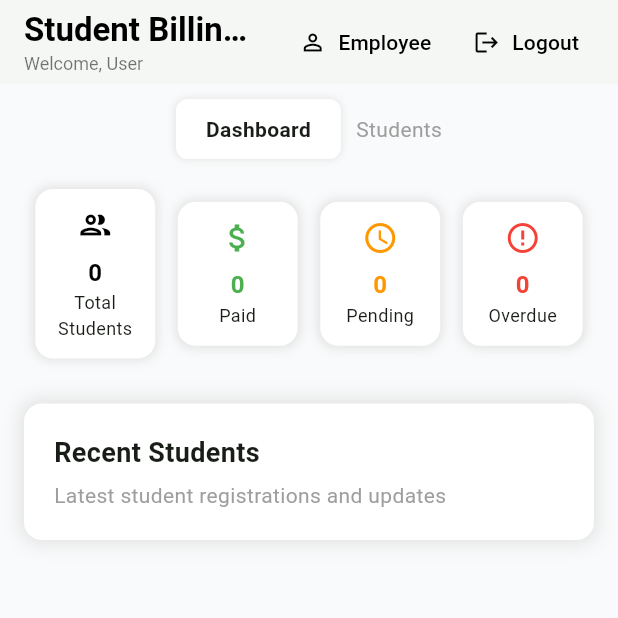
After one commit to Rhino-softech/MeeKhata-billing-app, a Flutter app: the DashboardPage screen opened directly, on a phone screen of 412 x 824 dp, the top half of it. The commit adds this screen. Run offline on Flutter 3.47's test engine with Material 3 defaults, Android fonts, the phone set to English and light mode, and no system bars; our stand-ins replace cloud_firestore, firebase_auth, firebase_core; accounts and stored records are empty.

Commit message:
dashboard navigation done

```diff
--- /dev/null
+++ b/lib/dashboard.dart
@@ -0,0 +1,192 @@
+import 'package:flutter/material.dart';
+import 'package:firebase_auth/firebase_auth.dart';
+
+class DashboardPage extends StatelessWidget {
+  final String? userName;
+  final String? email;
+
+  const DashboardPage({super.key, this.userName, this.email});
+
+  void _logout(BuildContext context) async {
+    await FirebaseAuth.instance.signOut();
+    Navigator.of(context).popUntil((route) => route.isFirst);
+  }
+
+  @override
+  Widget build(BuildContext context) {
+    return Scaffold(
+      backgroundColor: const Color(0xFFF9FAFB),
+      appBar: AppBar(
+        backgroundColor: Colors.white,
+        elevation: 1,
+        title: Column(
+          crossAxisAlignment: CrossAxisAlignment.start,
+          children: [
+            const Text(
+              'Student Billing System',
+              style: TextStyle(
+                color: Colors.black,
+                fontWeight: FontWeight.bold,
+              ),
+            ),
+            Text(
+              'Welcome, ${userName ?? "User"}',
+              style: const TextStyle(color: Colors.black54, fontSize: 12),
+            ),
+          ],
+        ),
+        actions: [
+          TextButton.icon(
+            onPressed: () {},
+            icon: const Icon(Icons.person_outline, color: Colors.black),
+            label: const Text(
+              'Employee',
+              style: TextStyle(color: Colors.black),
+            ),
+          ),
+          TextButton.icon(
+            onPressed: () => _logout(context),
+            icon: const Icon(Icons.logout, color: Colors.black),
+            label: const Text('Logout', style: TextStyle(color: Colors.black)),
+          ),
+          const SizedBox(width: 10),
+        ],
+      ),
+      body: Column(
+        children: [
+          const SizedBox(height: 10),
+
+          // Tab Bar
+          Row(
+            mainAxisAlignment: MainAxisAlignment.center,
+            children: [
+              Container(
+                padding: const EdgeInsets.symmetric(
+                  vertical: 10,
+                  horizontal: 20,
+                ),
+                decoration: BoxDecoration(
+                  color: Colors.white,
+                  borderRadius: BorderRadius.circular(8),
+                  boxShadow: [
+                    BoxShadow(color: Colors.grey.shade300, blurRadius: 4),
+                  ],
+                ),
+                child: const Text(
+                  'Dashboard',
+                  style: TextStyle(fontWeight: FontWeight.bold),
+                ),
+              ),
+              const SizedBox(width: 10),
+              const Text('Students', style: TextStyle(color: Colors.grey)),
+            ],
+          ),
+
+          const SizedBox(height: 20),
+
+          // Stats Cards
+          Padding(
+            padding: const EdgeInsets.symmetric(horizontal: 16.0),
+            child: Row(
+              mainAxisAlignment: MainAxisAlignment.spaceAround,
+              children: [
+                _buildStatCard(
+                  'Total Students',
+                  '0',
+                  Icons.group_outlined,
+                  Colors.black,
+                ),
+                _buildStatCard('Paid', '0', Icons.attach_money, Colors.green),
+                _buildStatCard(
+                  'Pending',
+                  '0',
+                  Icons.access_time,
+                  Colors.orange,
+                ),
+                _buildStatCard('Overdue', '0', Icons.error_outline, Colors.red),
+              ],
+            ),
+          ),
+
+          const SizedBox(height: 30),
+
+          // Recent Students Section
+          Padding(
+            padding: const EdgeInsets.symmetric(horizontal: 16.0),
+            child: Container(
+              width: double.infinity,
+              padding: const EdgeInsets.all(20),
+              decoration: BoxDecoration(
+                color: Colors.white,
+                borderRadius: BorderRadius.circular(12),
+                boxShadow: [
+                  BoxShadow(
+                    color: Colors.grey.shade300,
+                    blurRadius: 10,
+                    spreadRadius: 2,
+                  ),
+                ],
+              ),
+              child: const Column(
+                crossAxisAlignment: CrossAxisAlignment.start,
+                children: [
+                  Text(
+                    'Recent Students',
+                    style: TextStyle(fontWeight: FontWeight.bold, fontSize: 18),
+                  ),
+                  SizedBox(height: 5),
+                  Text(
+                    'Latest student registrations and updates',
+                    style: TextStyle(color: Colors.grey),
+                  ),
+                ],
+              ),
+            ),
+          ),
+        ],
+      ),
+    );
+  }
+
+  Widget _buildStatCard(
+    String title,
+    String value,
+    IconData icon,
+    Color color,
+  ) {
+    return Container(
+      width: 80,
+      padding: const EdgeInsets.all(12),
+      decoration: BoxDecoration(
+        color: Colors.white,
+        borderRadius: BorderRadius.circular(12),
+        boxShadow: [
+          BoxShadow(
+            color: Colors.grey.shade300,
+            blurRadius: 6,
+            spreadRadius: 1,
+          ),
+        ],
+      ),
+      child: Column(
+        children: [
+          Icon(icon, color: color),
+          const SizedBox(height: 8),
+          Text(
+            value,
+            style: TextStyle(
+              fontSize: 16,
+              fontWeight: FontWeight.bold,
+              color: color,
+            ),
+          ),
+          Text(
+            title,
+            style: const TextStyle(fontSize: 12),
+            textAlign: TextAlign.center,
+          ),
+        ],
+      ),
+    );
+  }
+}
--- a/lib/login.dart
+++ b/lib/login.dart
@@ -2,6 +2,7 @@ import 'package:flutter/material.dart';
 import 'package:firebase_auth/firebase_auth.dart';
 import 'package:cloud_firestore/cloud_firestore.dart';
 import 'signup.dart';
+import 'dashboard.dart'; // Create this file separately
 
 class LoginPage extends StatefulWidget {
   const LoginPage({super.key});
@@ -30,7 +31,6 @@ class _LoginPageState extends State<LoginPage> {
         password: _passwordController.text,
       );
 
-      // 🔥 Get user document from Firestore
       final userDoc =
           await _firestore
               .collection('user_details')
@@ -42,9 +42,13 @@ class _LoginPageState extends State<LoginPage> {
         final userName = userData?['name'] ?? 'No Name';
         final email = userData?['email'];
 
-        ScaffoldMessenger.of(
+        // ✅ Navigate to dashboard
+        Navigator.pushReplacement(
           context,
-        ).showSnackBar(SnackBar(content: Text('Welcome $userName ($email)')));
+          MaterialPageRoute(
+            builder: (_) => DashboardPage(userName: userName, email: email),
+          ),
+        );
       } else {
         ScaffoldMessenger.of(context).showSnackBar(
           const SnackBar(content: Text('User details not found in Firestore')),
@@ -69,6 +73,7 @@ class _LoginPageState extends State<LoginPage> {
         child: SingleChildScrollView(
           child: Column(
             children: [
+              // Login Card
               Container(
                 margin: const EdgeInsets.all(20),
                 padding: const EdgeInsets.symmetric(
@@ -112,6 +117,8 @@ class _LoginPageState extends State<LoginPage> {
                       style: TextStyle(color: Colors.grey),
                     ),
                     const SizedBox(height: 30),
+
+                    // Email Field
                     TextFormField(
                       controller: _emailController,
                       decoration: const InputDecoration(
@@ -121,6 +128,8 @@ class _LoginPageState extends State<LoginPage> {
                       ),
                     ),
                     const SizedBox(height: 20),
+
+                    // Password Field
                     TextFormField(
                       controller: _passwordController,
                       obscureText: true,
@@ -131,9 +140,12 @@ class _LoginPageState extends State<LoginPage> {
                       ),
                     ),
                     const SizedBox(height: 20),
+
                     if (_error != null)
                       Text(_error!, style: const TextStyle(color: Colors.red)),
                     const SizedBox(height: 15),
+
+                    // Sign In Button
                     SizedBox(
                       width: double.infinity,
                       height: 45,
@@ -152,6 +164,8 @@ class _LoginPageState extends State<LoginPage> {
                       ),
                     ),
                     const SizedBox(height: 10),
+
+                    // Sign up Text Button
                     TextButton(
                       onPressed: () {
                         Navigator.push(
@@ -165,7 +179,7 @@ class _LoginPageState extends State<LoginPage> {
                 ),
               ),
 
-              // Demo Mode
+              // Demo Mode Card
               Container(
                 margin: const EdgeInsets.only(top: 10),
                 padding: const EdgeInsets.symmetric(
```
Also changed, not shown: 2 other files.
